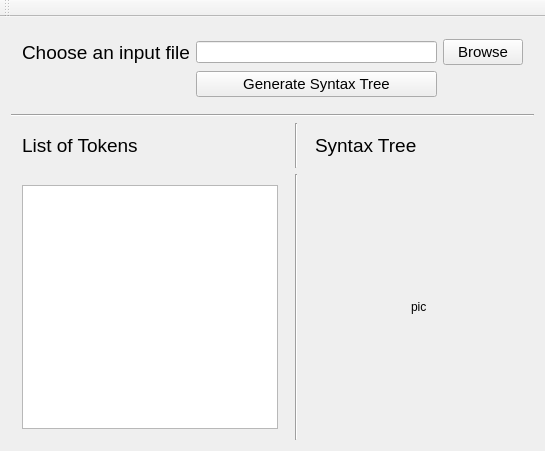
david-wagih/Compiler-Project-QT-cpp, file gui.ui: the form before one commit.
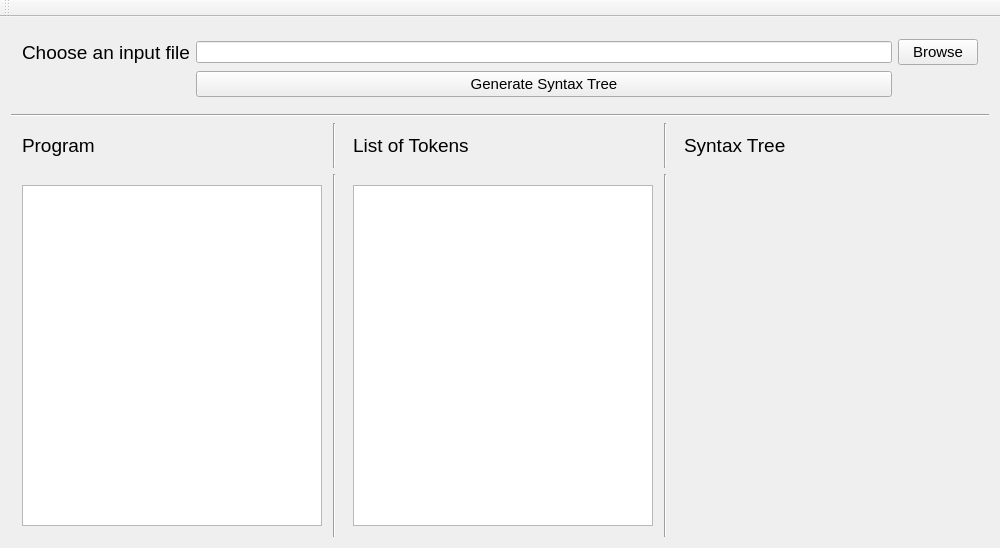
The form after the commit.

Commit message: Added another QPlainTextEdit for displaying the input file content (tiny language sample program)

```diff
--- a/gui.ui
+++ b/gui.ui
@@ -6,10 +6,16 @@
    <rect>
     <x>0</x>
     <y>0</y>
-    <width>545</width>
-    <height>451</height>
+    <width>1000</width>
+    <height>548</height>
    </rect>
   </property>
+  <property name="minimumSize">
+   <size>
+    <width>1000</width>
+    <height>500</height>
+   </size>
+  </property>
   <property name="windowTitle">
    <string>Tiny Language Compiler</string>
   </property>
@@ -23,6 +29,30 @@
    <layout class="QGridLayout" name="gridLayout">
     <item row="2" column="2">
      <widget class="QWidget" name="widget_3" native="true">
+      <layout class="QVBoxLayout" name="verticalLayout_3">
+       <item>
+        <widget class="QLabel" name="tokensLabel">
+         <property name="maximumSize">
+          <size>
+           <width>591</width>
+           <height>16777215</height>
+          </size>
+         </property>
+         <property name="font">
+          <font>
+           <pointsize>14</pointsize>
+          </font>
+         </property>
+         <property name="text">
+          <string>List of Tokens</string>
+         </property>
+        </widget>
+       </item>
+      </layout>
+     </widget>
+    </item>
+    <item row="2" column="4">
+     <widget class="QWidget" name="widget_4" native="true">
       <layout class="QVBoxLayout" name="verticalLayout_4">
        <item>
         <widget class="QLabel" name="syntaxTreeLabel">
@@ -39,27 +69,53 @@
       </layout>
      </widget>
     </item>
-    <item row="3" column="2">
-     <widget class="QWidget" name="widget_5" native="true">
-      <layout class="QVBoxLayout" name="verticalLayout">
-       <item alignment="Qt::AlignHCenter|Qt::AlignVCenter">
-        <widget class="QLabel" name="pictureLabel">
+    <item row="3" column="3">
+     <widget class="Line" name="line_4">
+      <property name="orientation">
+       <enum>Qt::Vertical</enum>
+      </property>
+     </widget>
+    </item>
+    <item row="2" column="0">
+     <widget class="QWidget" name="widget_2" native="true">
+      <layout class="QHBoxLayout" name="horizontalLayout_2">
+       <item>
+        <widget class="QLabel" name="inputLabel">
+         <property name="font">
+          <font>
+           <pointsize>14</pointsize>
+          </font>
+         </property>
          <property name="text">
-          <string>pic</string>
+          <string>Program</string>
          </property>
         </widget>
        </item>
       </layout>
      </widget>
     </item>
-    <item row="1" column="0" colspan="3">
+    <item row="2" column="1">
+     <widget class="Line" name="line_1">
+      <property name="orientation">
+       <enum>Qt::Vertical</enum>
+      </property>
+     </widget>
+    </item>
+    <item row="1" column="0" colspan="5">
      <widget class="Line" name="breakLine">
       <property name="orientation">
        <enum>Qt::Horizontal</enum>
       </property>
      </widget>
     </item>
-    <item row="0" column="0" colspan="3">
+    <item row="3" column="1">
+     <widget class="Line" name="line_3">
+      <property name="orientation">
+       <enum>Qt::Vertical</enum>
+      </property>
+     </widget>
+    </item>
+    <item row="0" column="0" colspan="5">
      <widget class="QWidget" name="widget_1" native="true">
       <layout class="QGridLayout" name="gridLayout_2">
        <item row="0" column="1">
@@ -108,32 +164,21 @@
       </layout>
      </widget>
     </item>
-    <item row="2" column="0">
-     <widget class="QWidget" name="widget_2" native="true">
-      <layout class="QVBoxLayout" name="verticalLayout_3">
-       <item>
-        <widget class="QLabel" name="tokensLabel">
-         <property name="maximumSize">
-          <size>
-           <width>591</width>
-           <height>16777215</height>
-          </size>
-         </property>
-         <property name="font">
-          <font>
-           <pointsize>14</pointsize>
-          </font>
-         </property>
-         <property name="text">
-          <string>List of Tokens</string>
-         </property>
-        </widget>
-       </item>
-      </layout>
+    <item row="2" column="3">
+     <widget class="Line" name="line_2">
+      <property name="orientation">
+       <enum>Qt::Vertical</enum>
+      </property>
      </widget>
     </item>
-    <item row="3" column="0" alignment="Qt::AlignHCenter">
-     <widget class="QWidget" name="widget_4" native="true">
+    <item row="3" column="2" alignment="Qt::AlignHCenter">
+     <widget class="QWidget" name="widget_6" native="true">
+      <property name="minimumSize">
+       <size>
+        <width>320</width>
+        <height>300</height>
+       </size>
+      </property>
       <property name="maximumSize">
        <size>
         <width>609</width>
@@ -143,6 +188,12 @@
       <layout class="QHBoxLayout" name="horizontalLayout">
        <item>
         <widget class="QPlainTextEdit" name="listOfTokens">
+         <property name="minimumSize">
+          <size>
+           <width>300</width>
+           <height>300</height>
+          </size>
+         </property>
          <property name="readOnly">
           <bool>true</bool>
          </property>
@@ -151,18 +202,54 @@
       </layout>
      </widget>
     </item>
-    <item row="3" column="1">
-     <widget class="Line" name="line_2">
-      <property name="orientation">
-       <enum>Qt::Vertical</enum>
+    <item row="3" column="0" alignment="Qt::AlignHCenter">
+     <widget class="QWidget" name="widget_5" native="true">
+      <property name="minimumSize">
+       <size>
+        <width>320</width>
+        <height>300</height>
+       </size>
       </property>
+      <layout class="QVBoxLayout" name="verticalLayout_2">
+       <item>
+        <widget class="QPlainTextEdit" name="inputProgram">
+         <property name="minimumSize">
+          <size>
+           <width>300</width>
+           <height>300</height>
+          </size>
+         </property>
+         <property name="readOnly">
+          <bool>true</bool>
+         </property>
+        </widget>
+       </item>
+      </layout>
      </widget>
     </item>
-    <item row="2" column="1">
-     <widget class="Line" name="line_1">
-      <property name="orientation">
-       <enum>Qt::Vertical</enum>
+    <item row="3" column="4">
+     <widget class="QWidget" name="widget_7" native="true">
+      <property name="minimumSize">
+       <size>
+        <width>320</width>
+        <height>300</height>
+       </size>
       </property>
+      <layout class="QVBoxLayout" name="verticalLayout">
+       <item alignment="Qt::AlignHCenter|Qt::AlignVCenter">
+        <widget class="QLabel" name="pictureLabel">
+         <property name="minimumSize">
+          <size>
+           <width>0</width>
+           <height>0</height>
+          </size>
+         </property>
+         <property name="text">
+          <string/>
+         </property>
+        </widget>
+       </item>
+      </layout>
      </widget>
     </item>
    </layout>
```
